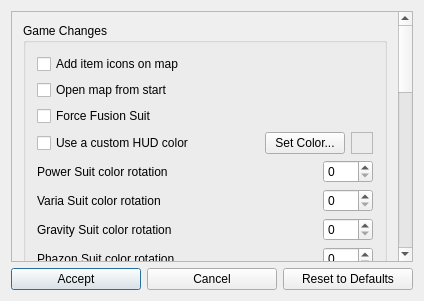
Above: randovania/games/prime1/gui/ui_files/prime_cosmetic_patches_dialog.ui from randovania/randovania before the change. Below: the same form after it.
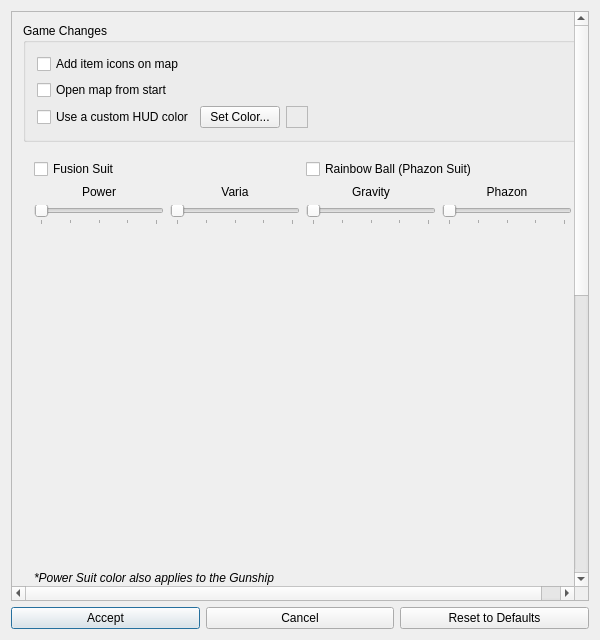
That is the form after the change. Custom widgets are drawn as their Qt base class.

Commit message: overhaul prime cosmetic options

```diff
--- a/randovania/games/prime1/gui/ui_files/prime_cosmetic_patches_dialog.ui
+++ b/randovania/games/prime1/gui/ui_files/prime_cosmetic_patches_dialog.ui
@@ -6,8 +6,8 @@
    <rect>
     <x>0</x>
     <y>0</y>
-    <width>424</width>
-    <height>301</height>
+    <width>600</width>
+    <height>640</height>
    </rect>
   </property>
   <property name="windowTitle">
@@ -48,8 +48,8 @@
        <rect>
         <x>0</x>
         <y>0</y>
-        <width>390</width>
-        <height>897</height>
+        <width>566</width>
+        <height>1236</height>
        </rect>
       </property>
       <layout class="QVBoxLayout" name="verticalLayout">
@@ -73,13 +73,6 @@
             </property>
            </widget>
           </item>
-          <item>
-           <widget class="QCheckBox" name="force_fusion_check">
-            <property name="text">
-             <string>Force Fusion Suit</string>
-            </property>
-           </widget>
-          </item>
           <item>
            <layout class="QHBoxLayout" name="hud_color_layout">
             <property name="spacing">
@@ -133,168 +126,331 @@
               </property>
              </widget>
             </item>
-           </layout>
-          </item>
           <item>
-           <layout class="QHBoxLayout" name="power_suit_color_layout">
-            <property name="spacing">
-             <number>6</number>
-            </property>
-            <item>
-             <widget class="QLabel" name="power_suit_color_rotation">
-              <property name="text">
-               <string>Power Suit color rotation</string>
-              </property>
-             </widget>
-            </item>
-            <item>
-             <widget class="QSpinBox" name="power_suit_rotation_field">
-              <property name="sizePolicy">
-               <sizepolicy hsizetype="Maximum" vsizetype="Fixed">
-                <horstretch>0</horstretch>
-                <verstretch>0</verstretch>
-               </sizepolicy>
-              </property>
-              <property name="minimumSize">
-               <size>
-                <width>50</width>
-                <height>0</height>
-               </size>
-              </property>
-              <property name="maximum">
-               <number>360</number>
-              </property>
-              <property name="singleStep">
-               <number>10</number>
-              </property>
-             </widget>
-            </item>
-           </layout>
-          </item>
-          <item>
-           <layout class="QHBoxLayout" name="varia_suit_color_layout">
-            <property name="spacing">
-             <number>6</number>
-            </property>
-            <item>
-             <widget class="QLabel" name="varia_suit_color_rotation">
-              <property name="text">
-               <string>Varia Suit color rotation</string>
-              </property>
-             </widget>
-            </item>
-            <item>
-             <widget class="QSpinBox" name="varia_suit_rotation_field">
-              <property name="sizePolicy">
-               <sizepolicy hsizetype="Maximum" vsizetype="Fixed">
-                <horstretch>0</horstretch>
-                <verstretch>0</verstretch>
-               </sizepolicy>
-              </property>
-              <property name="minimumSize">
-               <size>
-                <width>50</width>
-                <height>0</height>
-               </size>
-              </property>
-              <property name="maximum">
-               <number>360</number>
-              </property>
-              <property name="singleStep">
-               <number>10</number>
-              </property>
-             </widget>
-            </item>
-           </layout>
-          </item>
-          <item>
-           <layout class="QHBoxLayout" name="gravity_suit_color_layout">
-            <property name="spacing">
-             <number>6</number>
-            </property>
-            <item>
-             <widget class="QLabel" name="gravity_suit_color_rotation">
-              <property name="text">
-               <string>Gravity Suit color rotation</string>
-              </property>
-             </widget>
-            </item>
-            <item>
-             <widget class="QSpinBox" name="gravity_suit_rotation_field">
-              <property name="sizePolicy">
-               <sizepolicy hsizetype="Maximum" vsizetype="Fixed">
-                <horstretch>0</horstretch>
-                <verstretch>0</verstretch>
-               </sizepolicy>
-              </property>
-              <property name="minimumSize">
-               <size>
-                <width>50</width>
-                <height>0</height>
-               </size>
-              </property>
-              <property name="maximum">
-               <number>360</number>
-              </property>
-              <property name="singleStep">
-               <number>10</number>
-              </property>
-             </widget>
-            </item>
-           </layout>
-          </item>
-          <item>
-           <layout class="QHBoxLayout" name="phazon_suit_color_layout">
-            <property name="spacing">
-             <number>6</number>
-            </property>
-            <item>
-             <widget class="QLabel" name="phazon_suit_color_rotation">
-              <property name="text">
-               <string>Phazon Suit color rotation</string>
-              </property>
-             </widget>
-            </item>
-            <item>
-             <widget class="QSpinBox" name="phazon_suit_rotation_field">
-              <property name="sizePolicy">
-               <sizepolicy hsizetype="Maximum" vsizetype="Fixed">
-                <horstretch>0</horstretch>
-                <verstretch>0</verstretch>
-               </sizepolicy>
-              </property>
-              <property name="minimumSize">
-               <size>
-                <width>50</width>
-                <height>0</height>
-               </size>
-              </property>
-              <property name="maximum">
-               <number>360</number>
-              </property>
-              <property name="singleStep">
-               <number>10</number>
-              </property>
-             </widget>
-            </item>
-           </layout>
-          </item>
-         </layout>
-        </widget>
-       </item>
-       <item>
-        <spacer name="verticalSpacer">
+             <spacer name="hud_color_spacer">
          <property name="orientation">
-          <enum>Qt::Orientation::Vertical</enum>
+               <enum>Qt::Orientation::Horizontal</enum>
          </property>
          <property name="sizeHint" stdset="0">
           <size>
-           <width>20</width>
-           <height>40</height>
+                <width>40</width>
+                <height>20</height>
           </size>
          </property>
         </spacer>
        </item>
+           </layout>
+          </item>
+         </layout>
+        </widget>
+       </item>
+       <item>
+        <widget class="Foldable" name="suit_colors_foldable" native="true">
+         <property name="title" stdset="0">
+          <string>Suit Colors</string>
+         </property>
+         <property name="folded" stdset="0">
+          <bool>false</bool>
+         </property>
+         <layout class="QVBoxLayout" name="suit_colors_foldable_layout">
+          <item>
+           <layout class="QGridLayout" name="suit_colors_layout">
+            <item row="0" column="0" colspan="2">
+             <widget class="QCheckBox" name="force_fusion_check">
+              <property name="text">
+               <string>Fusion Suit</string>
+              </property>
+             </widget>
+            </item>
+            <item row="0" column="2" colspan="2">
+             <widget class="QCheckBox" name="rainbow_phazon_ball_check">
+              <property name="text">
+               <string>Rainbow Ball (Phazon Suit)</string>
+              </property>
+             </widget>
+            </item>
+            <item row="1" column="0">
+             <widget class="QLabel" name="power_suit_name_label">
+              <property name="alignment">
+               <set>Qt::AlignmentFlag::AlignCenter</set>
+              </property>
+              <property name="text">
+               <string>Power</string>
+              </property>
+             </widget>
+            </item>
+            <item row="1" column="1">
+             <widget class="QLabel" name="varia_suit_name_label">
+              <property name="alignment">
+               <set>Qt::AlignmentFlag::AlignCenter</set>
+              </property>
+              <property name="text">
+               <string>Varia</string>
+              </property>
+             </widget>
+            </item>
+            <item row="1" column="2">
+             <widget class="QLabel" name="gravity_suit_name_label">
+              <property name="alignment">
+               <set>Qt::AlignmentFlag::AlignCenter</set>
+              </property>
+              <property name="text">
+               <string>Gravity</string>
+              </property>
+             </widget>
+            </item>
+            <item row="1" column="3">
+             <widget class="QLabel" name="phazon_suit_name_label">
+              <property name="alignment">
+               <set>Qt::AlignmentFlag::AlignCenter</set>
+              </property>
+              <property name="text">
+               <string>Phazon</string>
+              </property>
+             </widget>
+            </item>
+            <item row="2" column="0">
+             <widget class="ScrollProtectedSlider" name="power_suit_rotation_slider">
+              <property name="maximum">
+               <number>360</number>
+              </property>
+              <property name="singleStep">
+               <number>5</number>
+              </property>
+              <property name="pageStep">
+               <number>30</number>
+              </property>
+              <property name="orientation">
+               <enum>Qt::Orientation::Horizontal</enum>
+              </property>
+              <property name="tickPosition">
+               <enum>QSlider::TickPosition::TicksBelow</enum>
+              </property>
+              <property name="tickInterval">
+               <number>90</number>
+              </property>
+             </widget>
+            </item>
+            <item row="2" column="1">
+             <widget class="ScrollProtectedSlider" name="varia_suit_rotation_slider">
+              <property name="maximum">
+               <number>360</number>
+              </property>
+              <property name="singleStep">
+               <number>5</number>
+              </property>
+              <property name="pageStep">
+               <number>30</number>
+              </property>
+              <property name="orientation">
+               <enum>Qt::Orientation::Horizontal</enum>
+              </property>
+              <property name="tickPosition">
+               <enum>QSlider::TickPosition::TicksBelow</enum>
+              </property>
+              <property name="tickInterval">
+               <number>90</number>
+              </property>
+             </widget>
+            </item>
+            <item row="2" column="2">
+             <widget class="ScrollProtectedSlider" name="gravity_suit_rotation_slider">
+              <property name="maximum">
+               <number>360</number>
+              </property>
+              <property name="singleStep">
+               <number>5</number>
+              </property>
+              <property name="pageStep">
+               <number>30</number>
+              </property>
+              <property name="orientation">
+               <enum>Qt::Orientation::Horizontal</enum>
+              </property>
+              <property name="tickPosition">
+               <enum>QSlider::TickPosition::TicksBelow</enum>
+              </property>
+              <property name="tickInterval">
+               <number>90</number>
+              </property>
+             </widget>
+            </item>
+            <item row="2" column="3">
+             <widget class="ScrollProtectedSlider" name="phazon_suit_rotation_slider">
+              <property name="maximum">
+               <number>360</number>
+              </property>
+              <property name="singleStep">
+               <number>5</number>
+              </property>
+              <property name="pageStep">
+               <number>30</number>
+              </property>
+              <property name="orientation">
+               <enum>Qt::Orientation::Horizontal</enum>
+              </property>
+              <property name="tickPosition">
+               <enum>QSlider::TickPosition::TicksBelow</enum>
+              </property>
+              <property name="tickInterval">
+               <number>90</number>
+              </property>
+             </widget>
+            </item>
+            <item row="3" column="0">
+             <widget class="QLabel" name="power_suit_image_label">
+              <property name="minimumSize">
+               <size>
+                <width>130</width>
+                <height>188</height>
+               </size>
+              </property>
+              <property name="alignment">
+               <set>Qt::AlignmentFlag::AlignCenter</set>
+              </property>
+              <property name="text">
+               <string/>
+              </property>
+             </widget>
+            </item>
+            <item row="3" column="1">
+             <widget class="QLabel" name="varia_suit_image_label">
+              <property name="minimumSize">
+               <size>
+                <width>130</width>
+                <height>188</height>
+               </size>
+              </property>
+              <property name="alignment">
+               <set>Qt::AlignmentFlag::AlignCenter</set>
+              </property>
+              <property name="text">
+               <string/>
+              </property>
+             </widget>
+            </item>
+            <item row="3" column="2">
+             <widget class="QLabel" name="gravity_suit_image_label">
+              <property name="minimumSize">
+               <size>
+                <width>130</width>
+                <height>188</height>
+               </size>
+              </property>
+              <property name="alignment">
+               <set>Qt::AlignmentFlag::AlignCenter</set>
+              </property>
+              <property name="text">
+               <string/>
+              </property>
+             </widget>
+            </item>
+            <item row="3" column="3">
+             <widget class="QLabel" name="phazon_suit_image_label">
+              <property name="minimumSize">
+               <size>
+                <width>130</width>
+                <height>188</height>
+               </size>
+              </property>
+              <property name="alignment">
+               <set>Qt::AlignmentFlag::AlignCenter</set>
+              </property>
+              <property name="text">
+               <string/>
+              </property>
+             </widget>
+            </item>
+            <item row="4" column="0">
+             <widget class="QLabel" name="power_ball_image_label">
+              <property name="minimumSize">
+               <size>
+                <width>130</width>
+                <height>140</height>
+               </size>
+              </property>
+              <property name="alignment">
+               <set>Qt::AlignmentFlag::AlignCenter</set>
+              </property>
+              <property name="text">
+               <string/>
+              </property>
+             </widget>
+            </item>
+            <item row="4" column="1">
+             <widget class="QLabel" name="varia_ball_image_label">
+              <property name="minimumSize">
+               <size>
+                <width>130</width>
+                <height>140</height>
+               </size>
+              </property>
+              <property name="alignment">
+               <set>Qt::AlignmentFlag::AlignCenter</set>
+              </property>
+              <property name="text">
+               <string/>
+              </property>
+             </widget>
+            </item>
+            <item row="4" column="2">
+             <widget class="QLabel" name="gravity_ball_image_label">
+              <property name="minimumSize">
+               <size>
+                <width>130</width>
+                <height>140</height>
+               </size>
+              </property>
+              <property name="alignment">
+               <set>Qt::AlignmentFlag::AlignCenter</set>
+              </property>
+              <property name="text">
+               <string/>
+              </property>
+             </widget>
+            </item>
+            <item row="4" column="3">
+             <widget class="QLabel" name="phazon_ball_image_label">
+              <property name="minimumSize">
+               <size>
+                <width>130</width>
+                <height>140</height>
+               </size>
+              </property>
+              <property name="alignment">
+               <set>Qt::AlignmentFlag::AlignCenter</set>
+              </property>
+              <property name="text">
+               <string/>
+              </property>
+             </widget>
+            </item>
+            <item row="5" column="0" colspan="4">
+             <widget class="QLabel" name="gunship_note_label">
+              <property name="font">
+               <font>
+                <italic>true</italic>
+               </font>
+              </property>
+              <property name="text">
+               <string>*Power Suit color also applies to the Gunship</string>
+              </property>
+             </widget>
+            </item>
+           </layout>
+          </item>
+         </layout>
+        </widget>
+       </item>
+       <item>
+        <widget class="Foldable" name="options_foldable" native="true">
+         <property name="title" stdset="0">
+          <string>In-Game Options</string>
+         </property>
+         <property name="folded" stdset="0">
+          <bool>true</bool>
+         </property>
+         <layout class="QVBoxLayout" name="options_foldable_layout">
        <item>
         <widget class="QGroupBox" name="visor_box">
          <property name="title">
@@ -582,6 +738,22 @@
        </item>
       </layout>
      </widget>
+       </item>
+       <item>
+        <spacer name="verticalSpacer">
+         <property name="orientation">
+          <enum>Qt::Orientation::Vertical</enum>
+         </property>
+         <property name="sizeHint" stdset="0">
+          <size>
+           <width>20</width>
+           <height>40</height>
+          </size>
+         </property>
+        </spacer>
+       </item>
+      </layout>
+     </widget>
     </widget>
    </item>
   </layout>
@@ -593,6 +765,12 @@
    <extends>QSlider</extends>
    <header>randovania/gui/widgets/scroll_protected.h</header>
   </customwidget>
+  <customwidget>
+   <class>Foldable</class>
+   <extends>QWidget</extends>
+   <header>randovania/gui/widgets/foldable.h</header>
+   <container>1</container>
+  </customwidget>
  </customwidgets>
  <resources/>
  <connections/>
```
Lines whose indentation alone changed are shown as unchanged. The commit also changes 40 other files.
